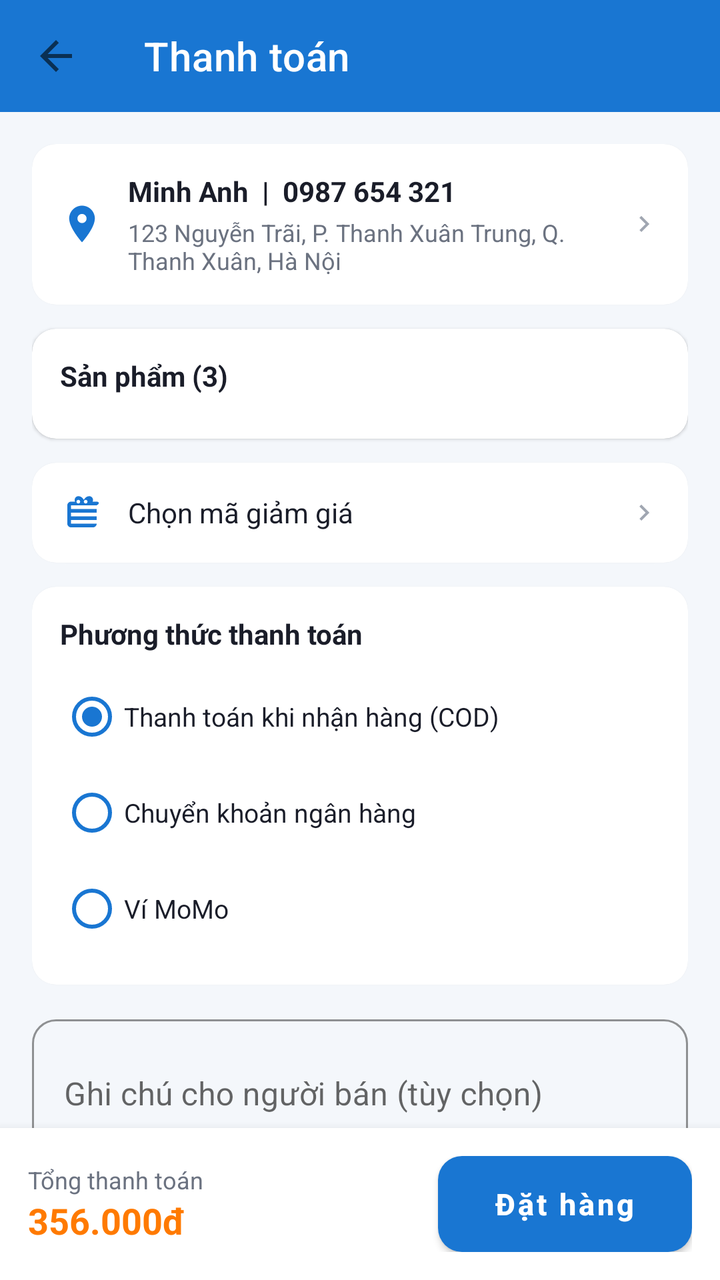
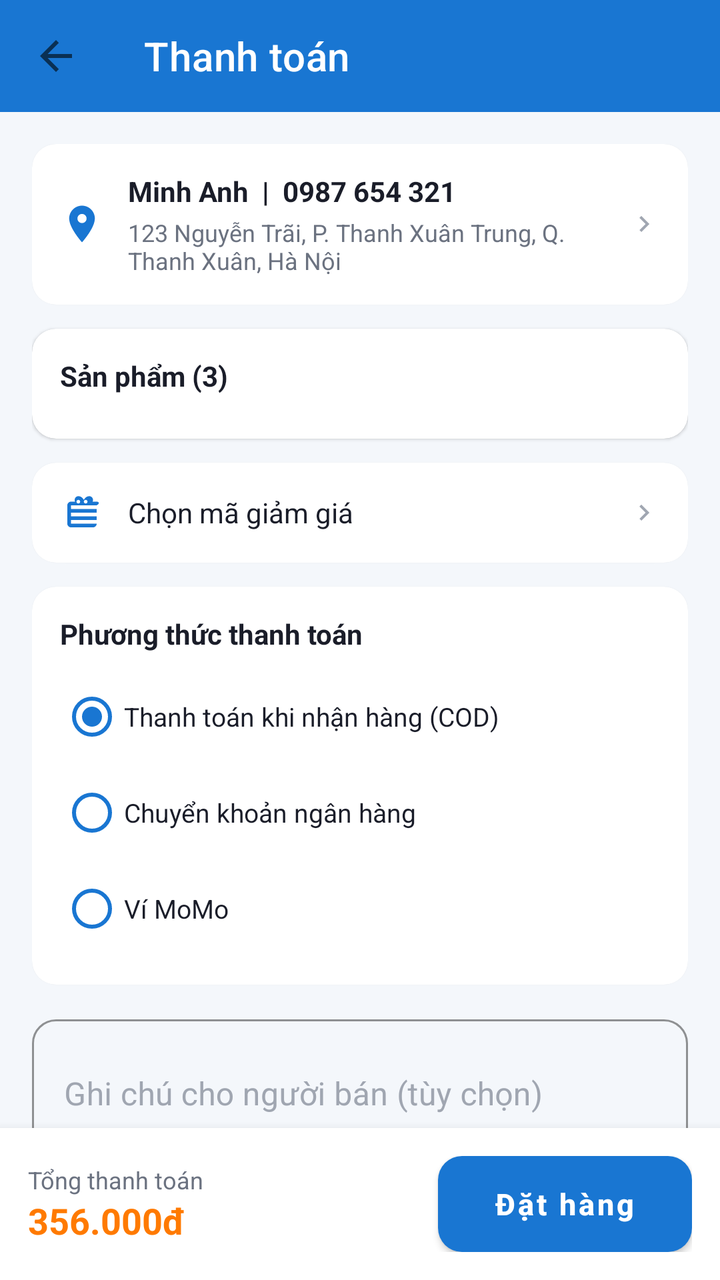

An Android layout rendered at two revisions. The XML below is the earlier revision; the diff shows what the commit changed to produce the second picture.
<!-- AndroidManifest.xml: application theme Theme.BookApp -->
<!-- res/layout/activity_checkout.xml -->
<?xml version="1.0" encoding="utf-8"?>
<androidx.constraintlayout.widget.ConstraintLayout xmlns:android="http://schemas.android.com/apk/res/android"
    xmlns:app="http://schemas.android.com/apk/res-auto"
    android:layout_width="match_parent"
    android:layout_height="match_parent"
    android:background="@color/background">

    <androidx.appcompat.widget.Toolbar
        android:id="@+id/toolbar"
        android:layout_width="0dp"
        android:layout_height="?attr/actionBarSize"
        android:background="@color/primary"
        app:layout_constraintTop_toTopOf="parent"
        app:layout_constraintStart_toStartOf="parent"
        app:layout_constraintEnd_toEndOf="parent"
        app:navigationIcon="@drawable/ic_back"
        app:title="Thanh toán"
        app:titleTextColor="@color/white" />

    <androidx.core.widget.NestedScrollView
        android:layout_width="0dp"
        android:layout_height="0dp"
        app:layout_constraintTop_toBottomOf="@id/toolbar"
        app:layout_constraintStart_toStartOf="parent"
        app:layout_constraintEnd_toEndOf="parent"
        app:layout_constraintBottom_toTopOf="@id/ll_place_order_bar">

        <LinearLayout
            android:layout_width="match_parent"
            android:layout_height="wrap_content"
            android:orientation="vertical"
            android:padding="16dp">

            
            <androidx.cardview.widget.CardView
                android:layout_width="match_parent"
                android:layout_height="wrap_content"
                app:cardBackgroundColor="@color/surface"
                app:cardCornerRadius="12dp"
                app:cardElevation="1dp">

                <LinearLayout
                    android:id="@+id/ll_select_address"
                    android:layout_width="match_parent"
                    android:layout_height="wrap_content"
                    android:gravity="center_vertical"
                    android:orientation="horizontal"
                    android:padding="14dp">

                    <ImageView
                        android:layout_width="22dp"
                        android:layout_height="22dp"
                        android:src="@drawable/ic_location"
                        app:tint="@color/primary" />

                    <LinearLayout
                        android:layout_width="0dp"
                        android:layout_height="wrap_content"
                        android:layout_marginStart="12dp"
                        android:layout_weight="1"
                        android:orientation="vertical">

                        <TextView
                            android:id="@+id/tv_address_name_phone"
                            android:layout_width="match_parent"
                            android:layout_height="wrap_content"
                            android:text="Minh Anh  |  0987 654 321"
                            android:textColor="@color/text_primary"
                            android:textSize="14sp"
                            android:textStyle="bold" />

                        <TextView
                            android:id="@+id/tv_address_detail"
                            android:layout_width="match_parent"
                            android:layout_height="wrap_content"
                            android:layout_marginTop="3dp"
                            android:text="123 Nguyễn Trãi, P. Thanh Xuân Trung, Q. Thanh Xuân, Hà Nội"
                            android:textColor="@color/text_secondary"
                            android:textSize="12sp" />
                    </LinearLayout>

                    <ImageView
                        android:layout_width="16dp"
                        android:layout_height="16dp"
                        android:src="@drawable/ic_chevron_right"
                        app:tint="@color/text_hint" />
                </LinearLayout>
            </androidx.cardview.widget.CardView>

            
            <androidx.cardview.widget.CardView
                android:layout_width="match_parent"
                android:layout_height="wrap_content"
                android:layout_marginTop="12dp"
                app:cardBackgroundColor="@color/surface"
                app:cardCornerRadius="12dp"
                app:cardElevation="1dp">

                <LinearLayout
                    android:layout_width="match_parent"
                    android:layout_height="wrap_content"
                    android:orientation="vertical"
                    android:padding="14dp">

                    <TextView
                        android:layout_width="match_parent"
                        android:layout_height="wrap_content"
                        android:text="Sản phẩm (3)"
                        android:textColor="@color/text_primary"
                        android:textSize="14sp"
                        android:textStyle="bold" />

                    <androidx.recyclerview.widget.RecyclerView
                        android:id="@+id/rv_checkout_items"
                        android:layout_width="match_parent"
                        android:layout_height="wrap_content"
                        android:layout_marginTop="8dp"
                        android:nestedScrollingEnabled="false"
                        app:layoutManager="androidx.recyclerview.widget.LinearLayoutManager" />
                </LinearLayout>
            </androidx.cardview.widget.CardView>

            
            <androidx.cardview.widget.CardView
                android:layout_width="match_parent"
                android:layout_height="wrap_content"
                android:layout_marginTop="12dp"
                app:cardBackgroundColor="@color/surface"
                app:cardCornerRadius="12dp"
                app:cardElevation="1dp">

                <LinearLayout
                    android:id="@+id/ll_select_voucher"
                    android:layout_width="match_parent"
                    android:layout_height="wrap_content"
                    android:gravity="center_vertical"
                    android:orientation="horizontal"
                    android:padding="14dp">

                    <ImageView
                        android:layout_width="22dp"
                        android:layout_height="22dp"
                        android:src="@drawable/ic_voucher"
                        app:tint="@color/primary" />

                    <TextView
                        android:id="@+id/tv_voucher_status"
                        android:layout_width="0dp"
                        android:layout_height="wrap_content"
                        android:layout_marginStart="12dp"
                        android:layout_weight="1"
                        android:text="Chọn mã giảm giá"
                        android:textColor="@color/text_primary"
                        android:textSize="14sp" />

                    <ImageView
                        android:layout_width="16dp"
                        android:layout_height="16dp"
                        android:src="@drawable/ic_chevron_right"
                        app:tint="@color/text_hint" />
                </LinearLayout>
            </androidx.cardview.widget.CardView>

            
            <androidx.cardview.widget.CardView
                android:layout_width="match_parent"
                android:layout_height="wrap_content"
                android:layout_marginTop="12dp"
                app:cardBackgroundColor="@color/surface"
                app:cardCornerRadius="12dp"
                app:cardElevation="1dp">

                <LinearLayout
                    android:layout_width="match_parent"
                    android:layout_height="wrap_content"
                    android:orientation="vertical"
                    android:padding="14dp">

                    <TextView
                        android:layout_width="match_parent"
                        android:layout_height="wrap_content"
                        android:text="Phương thức thanh toán"
                        android:textColor="@color/text_primary"
                        android:textSize="14sp"
                        android:textStyle="bold" />

                    <RadioGroup
                        android:id="@+id/rg_payment_method"
                        android:layout_width="match_parent"
                        android:layout_height="wrap_content"
                        android:layout_marginTop="8dp">

                        <RadioButton
                            android:id="@+id/rb_cod"
                            android:layout_width="match_parent"
                            android:layout_height="wrap_content"
                            android:buttonTint="@color/primary"
                            android:checked="true"
                            android:paddingVertical="8dp"
                            android:text="Thanh toán khi nhận hàng (COD)"
                            android:textColor="@color/text_primary"
                            android:textSize="13sp" />

                        <RadioButton
                            android:id="@+id/rb_bank_transfer"
                            android:layout_width="match_parent"
                            android:layout_height="wrap_content"
                            android:buttonTint="@color/primary"
                            android:paddingVertical="8dp"
                            android:text="Chuyển khoản ngân hàng"
                            android:textColor="@color/text_primary"
                            android:textSize="13sp" />

                        <RadioButton
                            android:id="@+id/rb_momo"
                            android:layout_width="match_parent"
                            android:layout_height="wrap_content"
                            android:buttonTint="@color/primary"
                            android:paddingVertical="8dp"
                            android:text="Ví MoMo"
                            android:textColor="@color/text_primary"
                            android:textSize="13sp" />
                    </RadioGroup>
                </LinearLayout>
            </androidx.cardview.widget.CardView>

            
            <com.google.android.material.textfield.TextInputLayout
                style="@style/Widget.MaterialComponents.TextInputLayout.OutlinedBox"
                android:layout_width="match_parent"
                android:layout_height="wrap_content"
                android:layout_marginTop="12dp"
                android:hint="Ghi chú cho người bán (tùy chọn)"
                app:boxCornerRadiusTopStart="12dp"
                app:boxCornerRadiusTopEnd="12dp"
                app:boxCornerRadiusBottomStart="12dp"
                app:boxCornerRadiusBottomEnd="12dp"
                app:boxStrokeColor="@color/primary">

                <com.google.android.material.textfield.TextInputEditText
                    android:id="@+id/et_note"
                    android:layout_width="match_parent"
                    android:layout_height="wrap_content"
                    android:minLines="2" />
            </com.google.android.material.textfield.TextInputLayout>

            
            <LinearLayout
                android:layout_width="match_parent"
                android:layout_height="wrap_content"
                android:layout_marginTop="16dp"
                android:orientation="vertical">

                <LinearLayout
                    android:layout_width="match_parent"
                    android:layout_height="wrap_content"
                    android:orientation="horizontal">

                    <TextView
                        android:layout_width="0dp"
                        android:layout_height="wrap_content"
                        android:layout_weight="1"
                        android:text="Tổng tiền hàng"
                        android:textColor="@color/text_secondary"
                        android:textSize="13sp" />

                    <TextView
                        android:id="@+id/tv_subtotal"
                        android:layout_width="wrap_content"
                        android:layout_height="wrap_content"
                        android:text="356.000đ"
                        android:textColor="@color/text_primary"
                        android:textSize="13sp" />
                </LinearLayout>

                <LinearLayout
                    android:layout_width="match_parent"
                    android:layout_height="wrap_content"
                    android:layout_marginTop="8dp"
                    android:orientation="horizontal">

                    <TextView
                        android:layout_width="0dp"
                        android:layout_height="wrap_content"
                        android:layout_weight="1"
                        android:text="Phí vận chuyển"
                        android:textColor="@color/text_secondary"
                        android:textSize="13sp" />

                    <TextView
                        android:id="@+id/tv_shipping_fee"
                        android:layout_width="wrap_content"
                        android:layout_height="wrap_content"
                        android:text="20.000đ"
                        android:textColor="@color/text_primary"
                        android:textSize="13sp" />
                </LinearLayout>

                <LinearLayout
                    android:layout_width="match_parent"
                    android:layout_height="wrap_content"
                    android:layout_marginTop="8dp"
                    android:orientation="horizontal">

                    <TextView
                        android:layout_width="0dp"
                        android:layout_height="wrap_content"
                        android:layout_weight="1"
                        android:text="Giảm giá voucher"
                        android:textColor="@color/text_secondary"
                        android:textSize="13sp" />

                    <TextView
                        android:id="@+id/tv_discount"
                        android:layout_width="wrap_content"
                        android:layout_height="wrap_content"
                        android:text="-20.000đ"
                        android:textColor="@color/status_success"
                        android:textSize="13sp" />
                </LinearLayout>
            </LinearLayout>

        </LinearLayout>
    </androidx.core.widget.NestedScrollView>

    
    <LinearLayout
        android:id="@+id/ll_place_order_bar"
        android:layout_width="0dp"
        android:layout_height="wrap_content"
        android:background="@color/surface"
        android:elevation="8dp"
        android:gravity="center_vertical"
        android:orientation="horizontal"
        android:padding="14dp"
        app:layout_constraintStart_toStartOf="parent"
        app:layout_constraintEnd_toEndOf="parent"
        app:layout_constraintBottom_toBottomOf="parent">

        <LinearLayout
            android:layout_width="0dp"
            android:layout_height="wrap_content"
            android:layout_weight="1"
            android:orientation="vertical">

            <TextView
                android:layout_width="wrap_content"
                android:layout_height="wrap_content"
                android:text="Tổng thanh toán"
                android:textColor="@color/text_secondary"
                android:textSize="12sp" />

            <TextView
                android:id="@+id/tv_final_total"
                android:layout_width="wrap_content"
                android:layout_height="wrap_content"
                android:text="356.000đ"
                android:textColor="@color/accent_price"
                android:textSize="18sp"
                android:textStyle="bold" />
        </LinearLayout>

        <Button
            android:id="@+id/btn_place_order"
            android:layout_width="wrap_content"
            android:layout_height="48dp"
            android:background="@drawable/bg_button_primary"
            android:elevation="0dp"
            android:paddingHorizontal="28dp"
            android:text="Đặt hàng"
            android:textAllCaps="false"
            android:textColor="@color/white"
            android:textSize="15sp"
            android:textStyle="bold" />
    </LinearLayout>

</androidx.constraintlayout.widget.ConstraintLayout>
<!-- resources referenced by this layout -->
<resources>
  <color name="accent_price">#FF7A00</color>
  <color name="background">#F4F7FB</color>
  <color name="primary">#1976D2</color>
  <color name="status_success">#16A34A</color>
  <color name="surface">#FFFFFF</color>
  <color name="text_hint">#A0A6B1</color>
  <color name="text_primary">#1A1D29</color>
  <color name="text_secondary">#6B7280</color>
  <color name="white">#FFFFFF</color>
  <!-- drawable bg_button_primary (drawable) -->
  <?xml version="1.0" encoding="utf-8"?>
  <shape xmlns:android="http://schemas.android.com/apk/res/android" android:shape="rectangle">
      <solid android:color="@color/primary" />
      <corners android:radius="12dp" />
  </shape>
  <!-- drawable ic_back (drawable) -->
  <?xml version="1.0" encoding="utf-8"?>
  <vector xmlns:android="http://schemas.android.com/apk/res/android"
      android:width="24dp"
      android:height="24dp"
      android:viewportWidth="24"
      android:viewportHeight="24"
      android:tint="?attr/colorControlNormal">
      <path
          android:fillColor="#FF000000"
          android:pathData="M20,11L7.83,11l5.59,-5.59L12,4l-8,8 8,8 1.41,-1.41L7.83,13L20,13z"/>
  </vector>
  <!-- drawable ic_chevron_right (drawable) -->
  <?xml version="1.0" encoding="utf-8"?>
  <vector xmlns:android="http://schemas.android.com/apk/res/android"
      android:width="24dp"
      android:height="24dp"
      android:viewportWidth="24"
      android:viewportHeight="24"
      android:tint="?attr/colorControlNormal">
      <path
          android:fillColor="#FF000000"
          android:pathData="M8.59,16.59L13.17,12 8.59,7.41 10,6l6,6 -6,6z"/>
  </vector>
  <!-- drawable ic_location (drawable) -->
  <?xml version="1.0" encoding="utf-8"?>
  <vector xmlns:android="http://schemas.android.com/apk/res/android"
      android:width="24dp"
      android:height="24dp"
      android:viewportWidth="24"
      android:viewportHeight="24"
      android:tint="?attr/colorControlNormal">
      <path
          android:fillColor="#FF000000"
          android:pathData="M12,2C8.13,2 5,5.13 5,9c0,5.25 7,13 7,13s7,-7.75 7,-13c0,-3.87 -3.13,-7 -7,-7zM12,11.5c-1.38,0 -2.5,-1.12 -2.5,-2.5s1.12,-2.5 2.5,-2.5 2.5,1.12 2.5,2.5 -1.12,2.5 -2.5,2.5z"/>
  </vector>
  <!-- drawable ic_voucher (drawable) -->
  <vector xmlns:android="http://schemas.android.com/apk/res/android"
      android:width="24dp" android:height="24dp" android:viewportWidth="24" android:viewportHeight="24">
      <path android:fillColor="#FF000000" android:pathData="M20,6h-2.18c0.11,-0.31 0.18,-0.65 0.18,-1a2,2 0,0 0,-2 -2c-1.05,0 -1.98,0.53 -2.53,1.34l-0.47,0.66 -0.47,-0.66C11.98,3.53 11.05,3 10,3a2,2 0,0 0,-2 2c0,0.35 0.07,0.69 0.18,1H6C4.9,6 4,6.9 4,8v10c0,1.1 0.9,2 2,2h12c1.1,0 2,-0.9 2,-2V8C22,6.9 21.1,6 20,6zM10,5c0.55,0 1,0.45 1,1s-0.45,1 -1,1 -1,-0.45 -1,-1 0.45,-1 1,-1zM14,5c0.55,0 1,0.45 1,1s-0.45,1 -1,1 -1,-0.45 -1,-1 0.45,-1 1,-1zM20,18H6v-2h14v2zM20,14H6v-2h14v2zM20,10H6V8h14v2z"/>
  </vector>
  <style name="Theme.BookApp" parent="Theme.MaterialComponents.DayNight.NoActionBar">
          
          <item name="colorPrimary">@color/primary</item>
          
          <item name="colorPrimaryDark">@color/primary_dark</item>
          
          <item name="colorAccent">@color/accent_price</item>
  
          
          <item name="android:windowBackground">@color/background</item>
          
          <item name="android:textColorPrimary">@color/text_primary</item>
      </style>
  <color name="primary_dark">#0D47A1</color>
</resources>

<!-- the commit's change to res/layout/activity_checkout.xml (unified diff, before → after) -->
@@ -231,6 +231,8 @@
                 android:layout_height="wrap_content"
                 android:layout_marginTop="12dp"
                 android:hint="Ghi chú cho người bán (tùy chọn)"
+                app:hintTextColor="@color/text_primary"
+                android:textColorHint="@color/text_hint"
                 app:boxCornerRadiusTopStart="12dp"
                 app:boxCornerRadiusTopEnd="12dp"
                 app:boxCornerRadiusBottomStart="12dp"
<!-- resource entries referenced after the edit -->
@@ -68,6 +68,8 @@
           <item name="android:windowBackground">@color/background</item>
           
           <item name="android:textColorPrimary">@color/text_primary</item>
+          
+          <item name="android:textColorHint">@color/text_hint</item>
       </style>
   <color name="primary_dark">#0D47A1</color>
 </resources>
